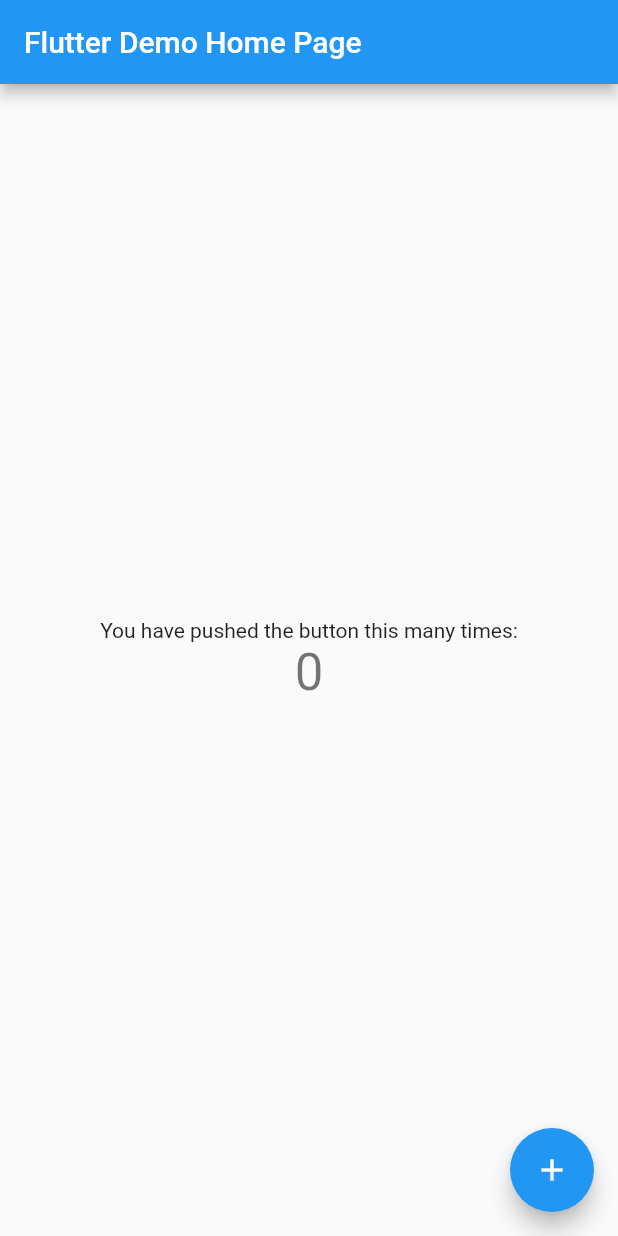
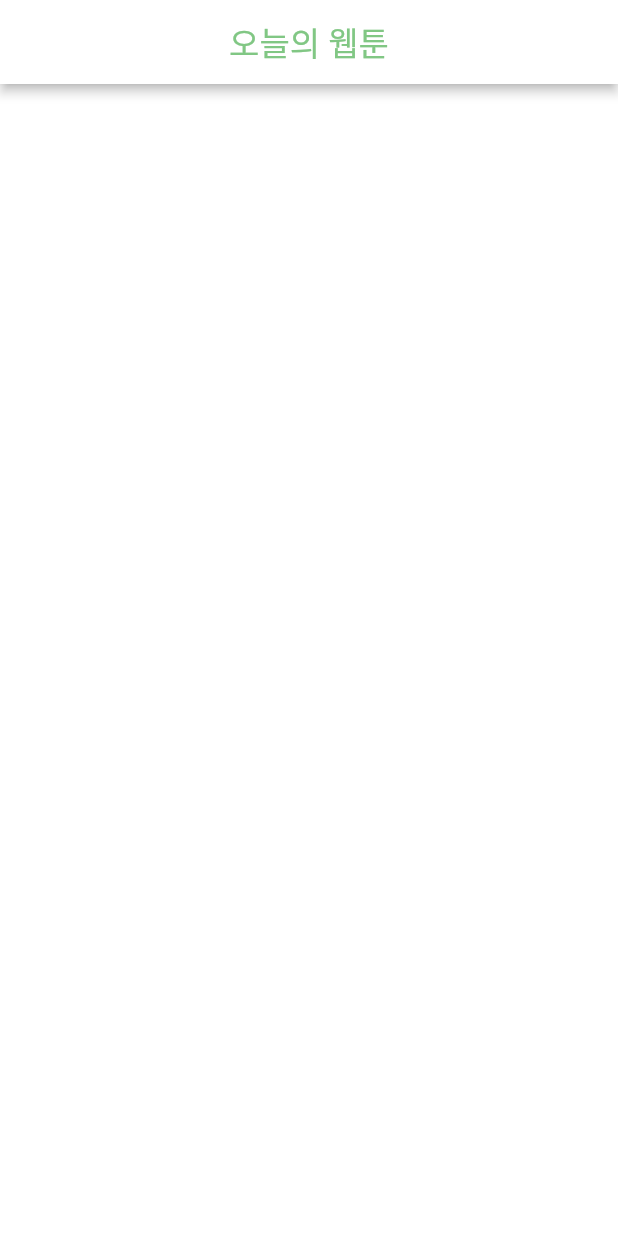
Before and after one commit to beetrbgus/NaverToonflix, a Flutter app: the screen it shows after launch, on a phone screen of 412 x 824 dp. Run offline on Flutter 3.47's test engine with Material 2 defaults, Android fonts, the phone set to English and light mode, and no system bars.

Commit message:
Make basic App Bar

```diff
--- a/lib/main.dart
+++ b/lib/main.dart
@@ -1,4 +1,5 @@
 import 'package:flutter/material.dart';
+import 'package:toonflix/screens/home_screen.dart';
 
 void main() {
   runApp(const App());
@@ -13,103 +14,9 @@ class App extends StatelessWidget {
     return MaterialApp(
       title: 'Flutter Demo',
       theme: ThemeData(
-        // This is the theme of your application.
-        //
-        // Try running your application with "flutter run". You'll see the
-        // application has a blue toolbar. Then, without quitting the app, try
-        // changing the primarySwatch below to Colors.green and then invoke
-        // "hot reload" (press "r" in the console where you ran "flutter run",
-        // or simply save your changes to "hot reload" in a Flutter IDE).
-        // Notice that the counter didn't reset back to zero; the application
-        // is not restarted.
         primarySwatch: Colors.blue,
       ),
-      home: const MyHomePage(title: 'Flutter Demo Home Page'),
+      home: const HomeScreen(),
     );
   }
 }
-
-class MyHomePage extends StatefulWidget {
-  const MyHomePage({super.key, required this.title});
-
-  // This widget is the home page of your application. It is stateful, meaning
-  // that it has a State object (defined below) that contains fields that affect
-  // how it looks.
-
-  // This class is the configuration for the state. It holds the values (in this
-  // case the title) provided by the parent (in this case the App widget) and
-  // used by the build method of the State. Fields in a Widget subclass are
-  // always marked "final".
-
-  final String title;
-
-  @override
-  State<MyHomePage> createState() => _MyHomePageState();
-}
-
-class _MyHomePageState extends State<MyHomePage> {
-  int _counter = 0;
-
-  void _incrementCounter() {
-    setState(() {
-      // This call to setState tells the Flutter framework that something has
-      // changed in this State, which causes it to rerun the build method below
-      // so that the display can reflect the updated values. If we changed
-      // _counter without calling setState(), then the build method would not be
-      // called again, and so nothing would appear to happen.
-      _counter++;
-    });
-  }
-
-  @override
-  Widget build(BuildContext context) {
-    // This method is rerun every time setState is called, for instance as done
-    // by the _incrementCounter method above.
-    //
-    // The Flutter framework has been optimized to make rerunning build methods
-    // fast, so that you can just rebuild anything that needs updating rather
-    // than having to individually change instances of widgets.
-    return Scaffold(
-      appBar: AppBar(
-        // Here we take the value from the MyHomePage object that was created by
-        // the App.build method, and use it to set our appbar title.
-        title: Text(widget.title),
-      ),
-      body: Center(
-        // Center is a layout widget. It takes a single child and positions it
-        // in the middle of the parent.
-        child: Column(
-          // Column is also a layout widget. It takes a list of children and
-          // arranges them vertically. By default, it sizes itself to fit its
-          // children horizontally, and tries to be as tall as its parent.
-          //
-          // Invoke "debug painting" (press "p" in the console, choose the
-          // "Toggle Debug Paint" action from the Flutter Inspector in Android
-          // Studio, or the "Toggle Debug Paint" command in Visual Studio Code)
-          // to see the wireframe for each widget.
-          //
-          // Column has various properties to control how it sizes itself and
-          // how it positions its children. Here we use mainAxisAlignment to
-          // center the children vertically; the main axis here is the vertical
-          // axis because Columns are vertical (the cross axis would be
-          // horizontal).
-          mainAxisAlignment: MainAxisAlignment.center,
-          children: <Widget>[
-            const Text(
-              'You have pushed the button this many times:',
-            ),
-            Text(
-              '$_counter',
-              style: Theme.of(context).textTheme.headline4,
-            ),
-          ],
-        ),
-      ),
-      floatingActionButton: FloatingActionButton(
-        onPressed: _incrementCounter,
-        tooltip: 'Increment',
-        child: const Icon(Icons.add),
-      ), // This trailing comma makes auto-formatting nicer for build methods.
-    );
-  }
-}
--- /dev/null
+++ b/lib/screens/home_screen.dart
@@ -0,0 +1,25 @@
+import 'package:flutter/material.dart';
+
+class HomeScreen extends StatelessWidget {
+  const HomeScreen({super.key});
+
+  @override
+  Widget build(BuildContext context) {
+    return Scaffold(
+      backgroundColor: Colors.white,
+      appBar: AppBar(
+        elevation: 3,
+        backgroundColor: Colors.white,
+        foregroundColor: Colors.green.shade300,
+        centerTitle: true,
+        title: const Text(
+          "오늘의 웹툰",
+          style: TextStyle(
+            fontSize: 22,
+            fontWeight: FontWeight.w400,
+          ),
+        ),
+      ),
+    );
+  }
+}
```
